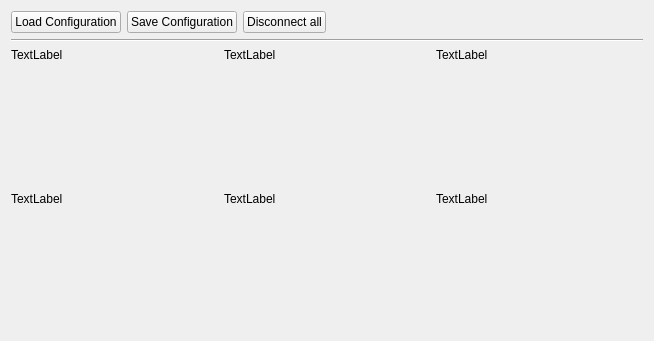
First picture: the form in ruby/lib/vizkit/widgets/compound_display/compound_display.ui, repository rock-core/gui-vizkit, before the edit.
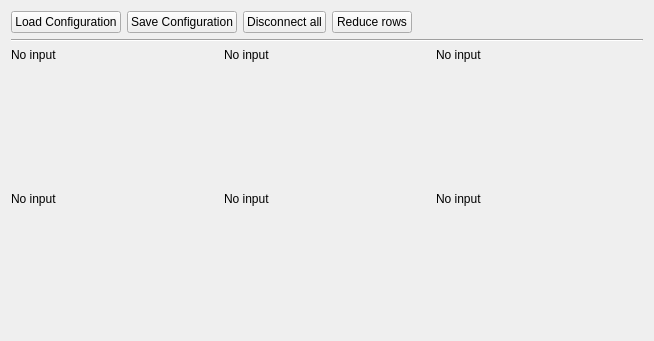
Second picture: the form after the edit.

Commit message: CompoundDisplay: WIP: Dynamic grid layout

```diff
--- a/ruby/lib/vizkit/widgets/compound_display/compound_display.ui
+++ b/ruby/lib/vizkit/widgets/compound_display/compound_display.ui
@@ -76,6 +76,13 @@
           </property>
          </widget>
         </item>
+        <item>
+         <widget class="QPushButton" name="reduce_rows_button">
+          <property name="text">
+           <string>Reduce rows</string>
+          </property>
+         </widget>
+        </item>
         <item>
          <spacer name="horizontalSpacer">
           <property name="orientation">
@@ -127,7 +134,7 @@
            </sizepolicy>
           </property>
           <property name="text">
-           <string>TextLabel</string>
+           <string>No input</string>
           </property>
          </widget>
         </item>
@@ -158,7 +165,7 @@
            </sizepolicy>
           </property>
           <property name="text">
-           <string>TextLabel</string>
+           <string>No input</string>
           </property>
          </widget>
         </item>
@@ -180,7 +187,7 @@
            </sizepolicy>
           </property>
           <property name="text">
-           <string>TextLabel</string>
+           <string>No input</string>
           </property>
          </widget>
         </item>
@@ -193,7 +200,7 @@
            </sizepolicy>
           </property>
           <property name="text">
-           <string>TextLabel</string>
+           <string>No input</string>
           </property>
          </widget>
         </item>
@@ -206,7 +213,7 @@
            </sizepolicy>
           </property>
           <property name="text">
-           <string>TextLabel</string>
+           <string>No input</string>
           </property>
          </widget>
         </item>
@@ -219,7 +226,7 @@
            </sizepolicy>
           </property>
           <property name="text">
-           <string>TextLabel</string>
+           <string>No input</string>
           </property>
          </widget>
         </item>
```
Left out of the diff: 2 changed lines with no effect on the pictures. The commit also changes 2 other files.
